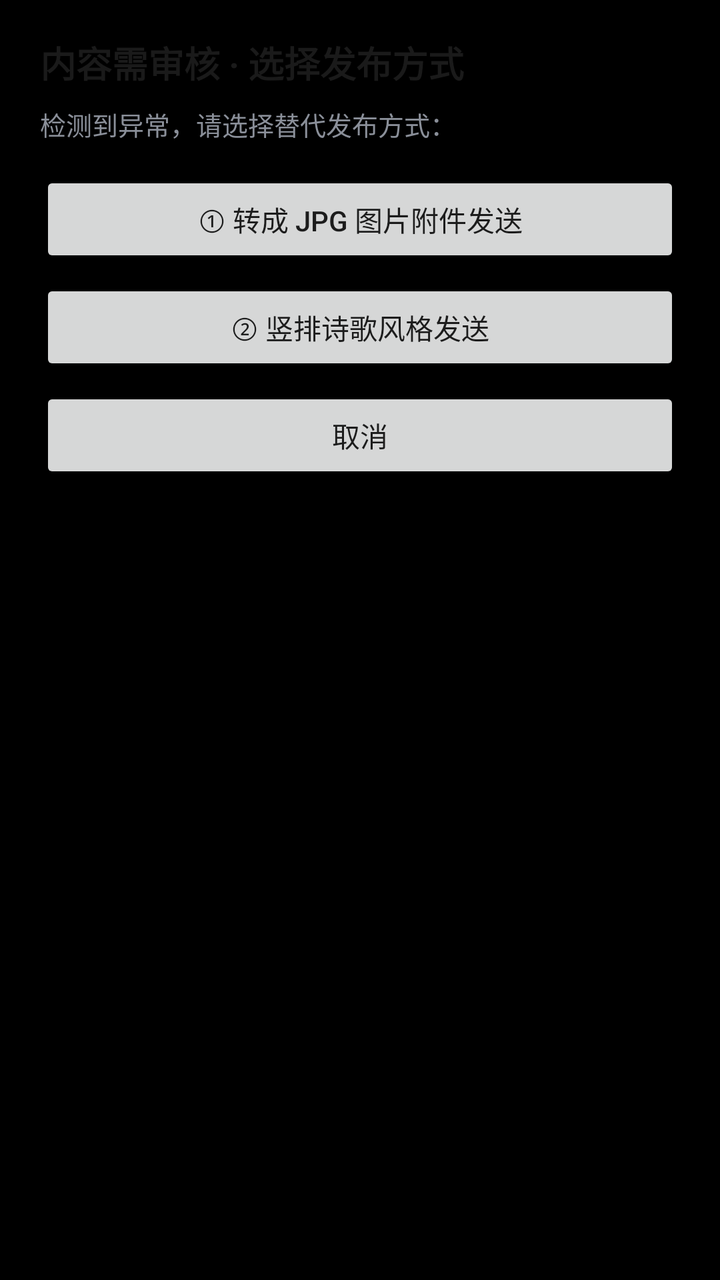
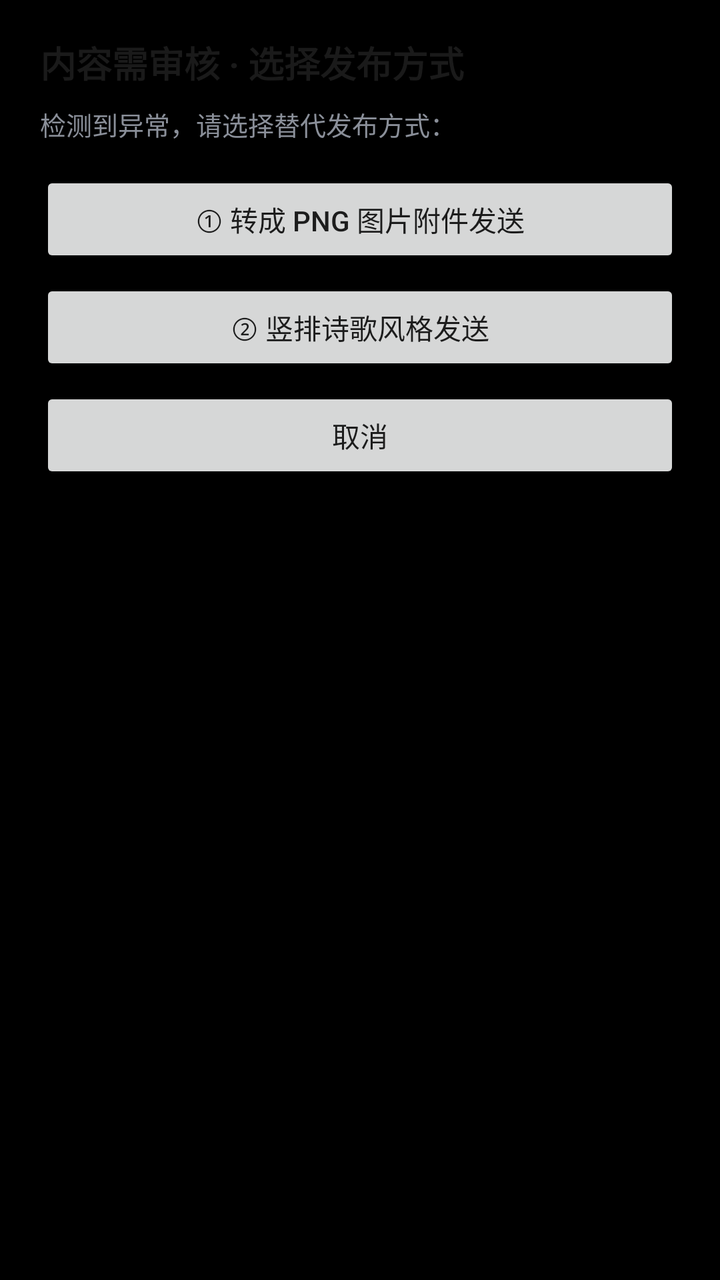

Compare the two renders of this Android layout. The source of the first and the diff that turns it into the second are given below.
<!-- AndroidManifest.xml: application theme AppTheme -->
<!-- res/layout/dialog_publish_method.xml -->
<?xml version="1.0" encoding="utf-8"?>
<LinearLayout xmlns:android="http://schemas.android.com/apk/res/android"
    android:layout_width="match_parent"
    android:layout_height="wrap_content"
    android:orientation="vertical"
    android:paddingStart="20dp"
    android:paddingTop="18dp"
    android:paddingEnd="20dp"
    android:paddingBottom="12dp">

    <TextView
        android:id="@+id/pm_title"
        android:layout_width="match_parent"
        android:layout_height="wrap_content"
        android:text="内容需审核 · 选择发布方式"
        android:textColor="@color/mine_row_title"
        android:textSize="18sp"
        android:textStyle="bold" />

    <TextView
        android:id="@+id/pm_desc"
        android:layout_width="match_parent"
        android:layout_height="wrap_content"
        android:layout_marginTop="8dp"
        android:text="检测到异常，请选择替代发布方式："
        android:textColor="@color/mine_row_summary"
        android:textSize="13sp" />

    <Button
        android:id="@+id/pm_btn_jpg"
        android:layout_width="match_parent"
        android:layout_height="wrap_content"
        android:layout_marginTop="14dp"
        android:text="① 转成 JPG 图片附件发送"
        android:textAllCaps="false" />

    <Button
        android:id="@+id/pm_btn_vertical"
        android:layout_width="match_parent"
        android:layout_height="wrap_content"
        android:layout_marginTop="6dp"
        android:text="② 竖排诗歌风格发送"
        android:textAllCaps="false" />

    <Button
        android:id="@+id/pm_btn_cancel"
        android:layout_width="match_parent"
        android:layout_height="wrap_content"
        android:layout_marginTop="6dp"
        android:text="取消"
        android:textAllCaps="false" />

</LinearLayout>
<!-- resources referenced by this layout -->
<resources>
  <color name="mine_row_summary">#8A8F99</color>
  <color name="mine_row_title">#1A1A1A</color>
  <style name="AppTheme" parent="Theme.AppCompat.Light.DarkActionBar">
      
      <item name="colorPrimary">@color/colorPrimary</item>
      <item name="colorPrimaryDark">@color/colorPrimaryDark</item>
      <item name="colorAccent">@color/colorAccent</item>
  
      <item name="android:windowIsTranslucent">true</item>
      <item name="android:windowAnimationStyle">@style/ActivityAnimFade</item>
  
      
      <item name="android:windowBackground">@color/black_background</item>
  
      <item name="preferenceTheme">@style/MyPreferenceThemeOverlay</item>
    </style>
  <color name="colorPrimary">#607D8B</color>
  <color name="colorPrimaryDark">#455A64</color>
  <color name="colorAccent">#FF4081</color>
  <style name="ActivityAnimFade" parent="@android:style/Animation.Activity">
      <item name="android:activityOpenEnterAnimation">@anim/activity_fade_in</item>
      <item name="android:activityOpenExitAnimation">@anim/activity_hold</item>
      <item name="android:activityCloseEnterAnimation">@anim/activity_fade_in</item>
      <item name="android:activityCloseExitAnimation">@anim/activity_fade_out</item>
    </style>
  <color name="black_background">#000000</color>
  <style name="MyPreferenceThemeOverlay" parent="PreferenceThemeOverlay.v14.Material">
      <item name="android:background">@color/body_background_night</item>
      <item name="android:textColor">@color/status_text_night</item>
      <item name="android:textColorSecondary">@color/blue_text_night</item>
    </style>
  <color name="body_background_night">#FFFFFF</color>
  <color name="status_text_night">#000000</color>
  <color name="blue_text_night">#0099FF</color>
</resources>

<!-- the commit's change to res/layout/dialog_publish_method.xml (unified diff, before → after) -->
@@ -31,7 +31,7 @@
         android:layout_width="match_parent"
         android:layout_height="wrap_content"
         android:layout_marginTop="14dp"
-        android:text="① 转成 JPG 图片附件发送"
+        android:text="① 转成 PNG 图片附件发送"
         android:textAllCaps="false" />
 
     <Button
